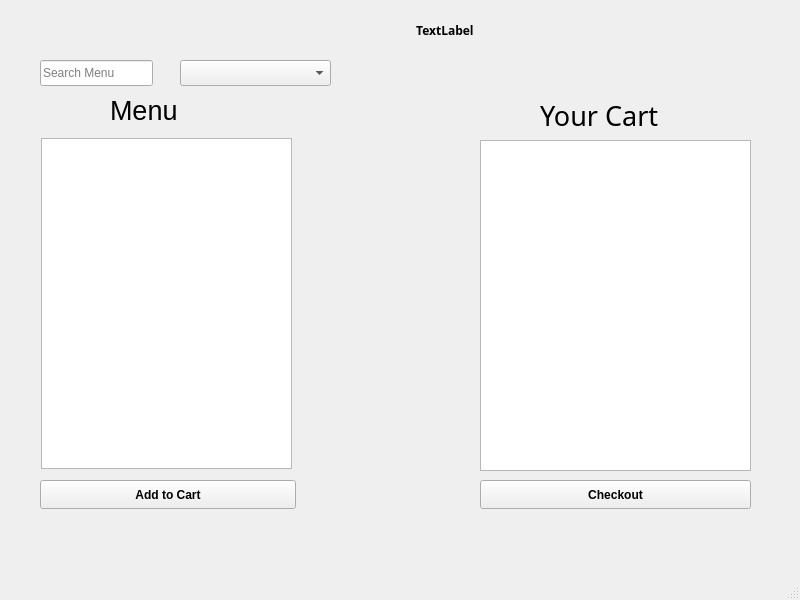
This is mainwindow.ui in piyushagarwal0317-crypto/Food_Order as Qt 5 draws it before an edit. The edited form follows.
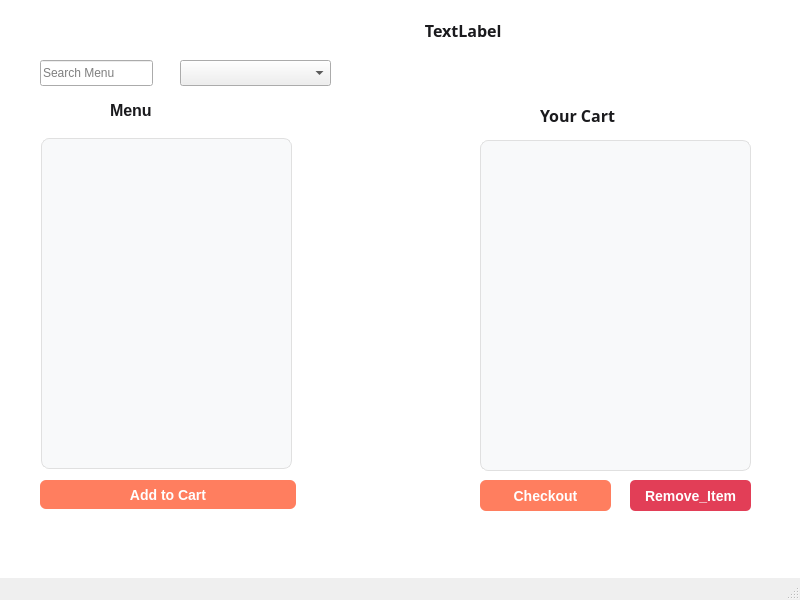
This is the edited form.

Commit message: add remove button

Patch:
```diff
--- a/mainwindow.ui
+++ b/mainwindow.ui
@@ -13,6 +13,49 @@
   <property name="windowTitle">
    <string>MainWindow</string>
   </property>
+  <property name="styleSheet">
+   <string notr="true">/* 1. Make the main background pure white */
+QWidget#centralwidget {
+    background-color: #FFFFFF;
+}
+
+/* 2. Style the Menu and Cart lists */
+QListWidget {
+    background-color: #F8F9FA;
+    border: 1px solid #E0E0E0;
+    border-radius: 8px;
+    color: #1A1A1D;
+    font-size: 14px;
+    padding: 5px;
+}
+
+QListWidget::item:selected {
+    background-color: #FEB47B;
+    color: white;
+}
+
+/* 3. Style the Buttons */
+QPushButton {
+    background-color: #FF7E5F;
+    color: white;
+    border: none;
+    border-radius: 6px;
+    padding: 8px 15px;
+    font-weight: bold;
+    font-size: 14px;
+}
+
+QPushButton:hover {
+    background-color: #E23E57;
+}
+
+/* 4. Style the text labels */
+QLabel {
+    color: #1A1A1D;
+    font-weight: bold;
+    font-size: 16px;
+}</string>
+  </property>
   <widget class="QWidget" name="centralwidget">
    <widget class="QLineEdit" name="lineEdit">
     <property name="geometry">
@@ -49,6 +92,7 @@
     <property name="font">
      <font>
       <family>Monospac821 BT</family>
+      <pointsize>-1</pointsize>
       <bold>true</bold>
      </font>
     </property>
@@ -70,6 +114,7 @@
     </property>
     <property name="font">
      <font>
+      <pointsize>-1</pointsize>
       <bold>true</bold>
      </font>
     </property>
@@ -89,7 +134,8 @@
     <property name="font">
      <font>
       <family>Segoe Fluent Icons</family>
-      <pointsize>20</pointsize>
+      <pointsize>-1</pointsize>
+      <bold>true</bold>
      </font>
     </property>
     <property name="text">
@@ -101,12 +147,13 @@
      <rect>
       <x>480</x>
       <y>480</y>
-      <width>271</width>
-      <height>29</height>
+      <width>131</width>
+      <height>31</height>
      </rect>
     </property>
     <property name="font">
      <font>
+      <pointsize>-1</pointsize>
       <bold>true</bold>
      </font>
     </property>
@@ -145,13 +192,30 @@
     </property>
     <property name="font">
      <font>
-      <pointsize>20</pointsize>
+      <pointsize>-1</pointsize>
+      <bold>true</bold>
      </font>
     </property>
     <property name="text">
      <string>Menu</string>
     </property>
    </widget>
+   <widget class="QPushButton" name="removeButton">
+    <property name="geometry">
+     <rect>
+      <x>630</x>
+      <y>480</y>
+      <width>121</width>
+      <height>31</height>
+     </rect>
+    </property>
+    <property name="styleSheet">
+     <string notr="true">background-color: #E23E57; color: white; border-radius: 5px; padding: 5px;</string>
+    </property>
+    <property name="text">
+     <string>Remove_Item</string>
+    </property>
+   </widget>
   </widget>
   <widget class="QMenuBar" name="menubar">
    <property name="geometry">
```
Left out of the diff: 2 changed lines with no effect on the pictures. The commit also changes 19 other files.
